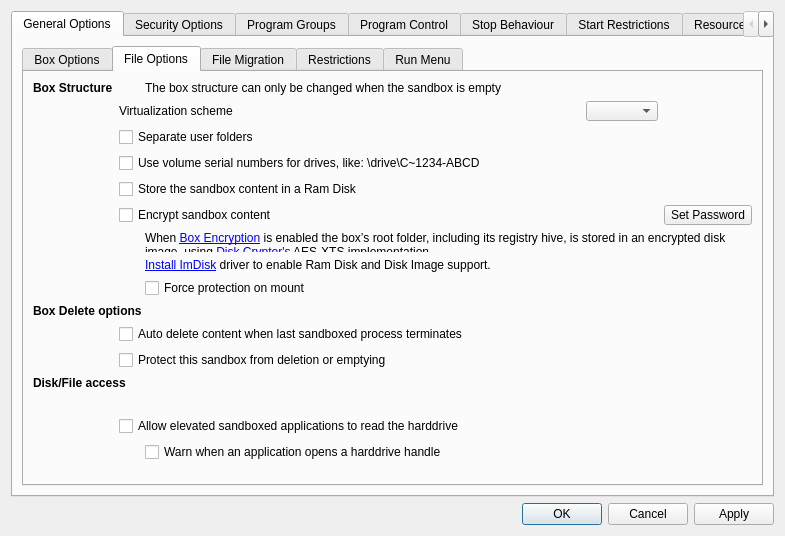
Before: the Qt Designer form SandboxiePlus/SandMan/Forms/OptionsWindow.ui in sandboxie-plus/Sandboxie, drawn with Qt 5.
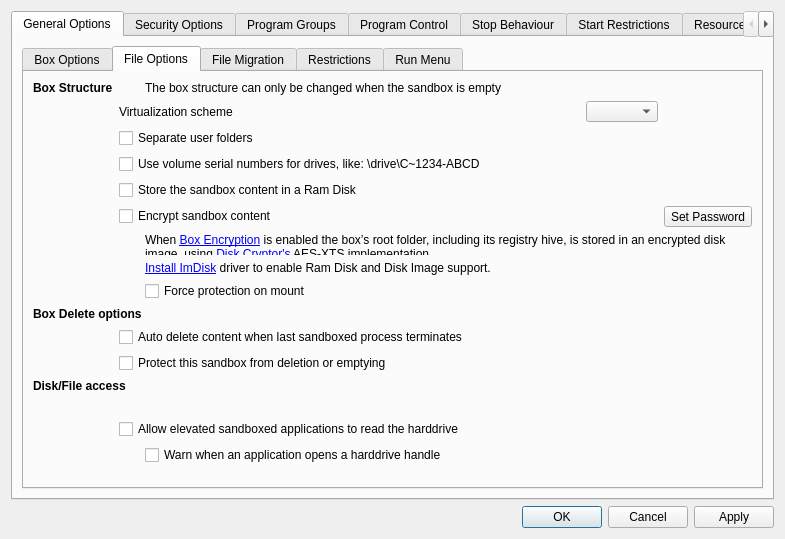
After: the same form once the commit is applied. The open tabs and pages were chosen to show the change.

The edit to the form file:
```diff
--- a/SandboxiePlus/SandMan/Forms/OptionsWindow.ui
+++ b/SandboxiePlus/SandMan/Forms/OptionsWindow.ui
@@ -7,7 +7,7 @@
     <x>0</x>
     <y>0</y>
     <width>785</width>
-    <height>526</height>
+    <height>539</height>
    </rect>
   </property>
   <property name="sizePolicy">
@@ -395,26 +395,6 @@
                </property>
               </widget>
              </item>
-             <item row="10" column="1" colspan="3">
-              <widget class="QCheckBox" name="chkAutoEmpty">
-               <property name="text">
-                <string>Auto delete content when last sandboxed process terminates</string>
-               </property>
-              </widget>
-             </item>
-             <item row="11" column="1" colspan="3">
-              <widget class="QCheckBox" name="chkProtectBox">
-               <property name="toolTip">
-                <string>Partially checked means prevent box removal but not content deletion.</string>
-               </property>
-               <property name="text">
-                <string>Protect this sandbox from deletion or emptying</string>
-               </property>
-               <property name="tristate">
-                <bool>true</bool>
-               </property>
-              </widget>
-             </item>
              <item row="12" column="0" colspan="2">
               <widget class="QLabel" name="lblRawDisk">
                <property name="font">
@@ -482,6 +462,26 @@
                </property>
               </spacer>
              </item>
+             <item row="10" column="1" colspan="5">
+              <widget class="QCheckBox" name="chkAutoEmpty">
+               <property name="text">
+                <string>Auto delete content when last sandboxed process terminates</string>
+               </property>
+              </widget>
+             </item>
+             <item row="11" column="1" colspan="5">
+              <widget class="QCheckBox" name="chkProtectBox">
+               <property name="toolTip">
+                <string>Partially checked means prevent box removal but not content deletion.</string>
+               </property>
+               <property name="text">
+                <string>Protect this sandbox from deletion or emptying</string>
+               </property>
+               <property name="tristate">
+                <bool>true</bool>
+               </property>
+              </widget>
+             </item>
             </layout>
            </widget>
            <widget class="QWidget" name="tabMigration">
```
Left out of the diff: 5 changed lines with no effect on the pictures.
